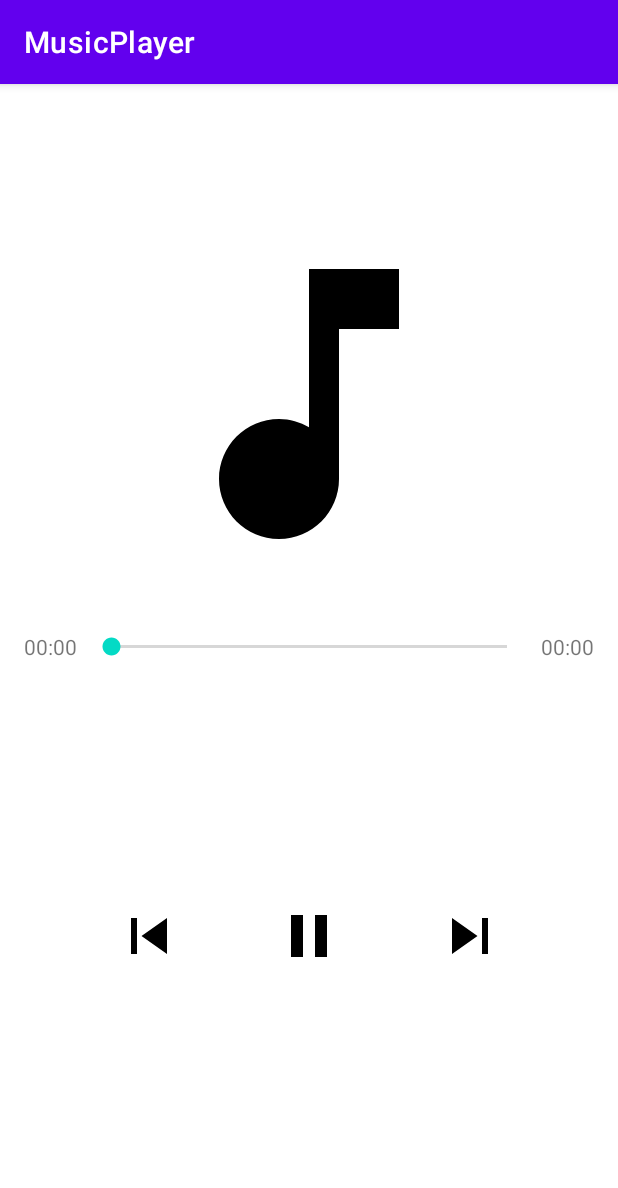
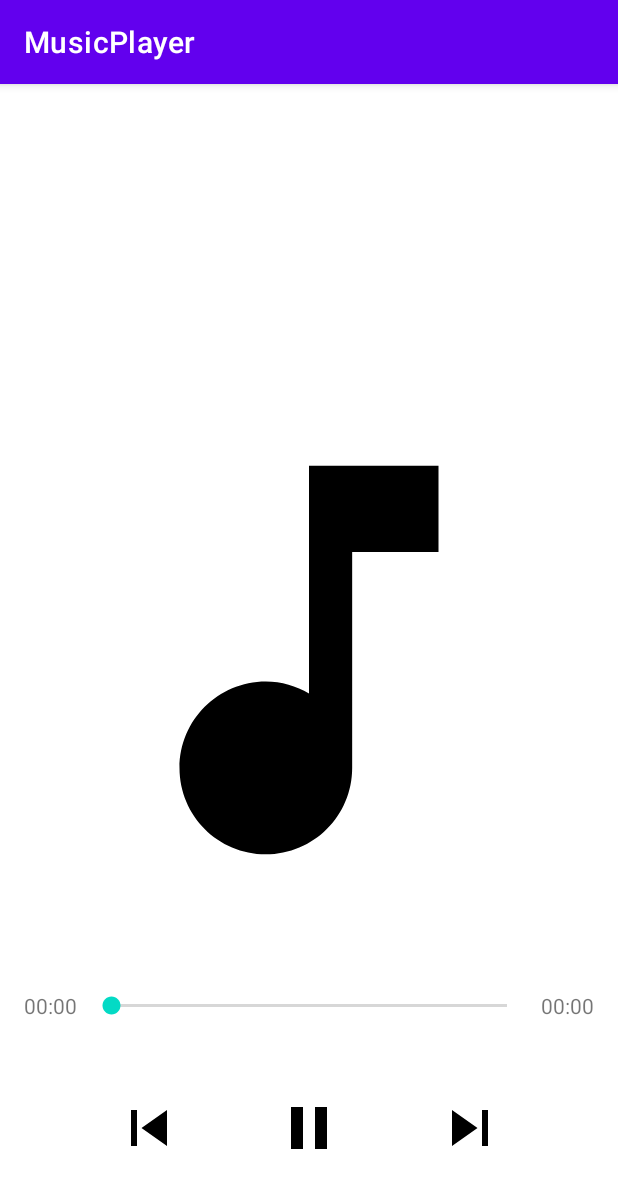
Before and after one commit to JoseCruzMV/MusicPlayer, an Android app: the fragment SongsPlayerFragment placed in its activity, on a phone screen of 412 x 824 dp. Shown: the top 1188 px of the screen. Run offline under Robolectric (Android 15) with nearby library versions, the phone set to English and light mode, and no system bars; 2 statements that could not run were skipped.

Commit message:
Added vertical chain

```diff
--- a/app/src/main/java/com/example/musicplayer/ui/view/SongsPlayerFragment.kt
+++ b/app/src/main/java/com/example/musicplayer/ui/view/SongsPlayerFragment.kt
@@ -4,6 +4,7 @@ import android.os.Bundle
 import android.view.LayoutInflater
 import android.view.View
 import android.view.ViewGroup
+import android.widget.Toast
 import androidx.fragment.app.Fragment
 import androidx.navigation.fragment.navArgs
 import com.example.musicplayer.databinding.SongsPlayerFragmentBinding
@@ -25,7 +26,10 @@ class SongsPlayerFragment : Fragment() {
         super.onViewCreated(view, savedInstanceState)
 
         binding.apply {
-            tvTitle.text = args.song.duration
+            tvPlayerTitle.text = args.song.title
+            ivPrevious.setOnClickListener {
+                Toast.makeText(context, "Here", Toast.LENGTH_SHORT).show()
+            }
         }
     }
 }
--- a/app/src/main/res/layout/songs_player_fragment.xml
+++ b/app/src/main/res/layout/songs_player_fragment.xml
@@ -4,48 +4,53 @@
     xmlns:tools="http://schemas.android.com/tools"
     android:layout_width="match_parent"
     android:layout_height="match_parent"
-    android:padding="16dp">
+    android:paddingHorizontal="16dp">
 
     <TextView
         android:id="@+id/tv_player_title"
         android:layout_width="0dp"
-        android:layout_height="wrap_content"
-        android:layout_marginTop="16dp"
+        android:layout_height="0dp"
         android:ellipsize="marquee"
+        android:gravity="center_vertical"
         android:singleLine="true"
         android:textAppearance="@style/TextAppearance.AppCompat.Display1"
+        app:layout_constraintBottom_toTopOf="@+id/iv_music_icon"
         app:layout_constraintEnd_toEndOf="parent"
+        app:layout_constraintHorizontal_bias="0.5"
         app:layout_constraintStart_toStartOf="parent"
         app:layout_constraintTop_toTopOf="parent"
+        app:layout_constraintVertical_weight="1"
         tools:text="TextView" />
 
     <ImageView
         android:id="@+id/iv_music_icon"
-        android:layout_width="240dp"
-        android:layout_height="240dp"
-        android:layout_marginTop="16dp"
+        android:layout_width="0dp"
+        android:layout_height="0dp"
+        android:adjustViewBounds="true"
+        app:layout_constraintBottom_toTopOf="@+id/tv_current_time"
+        app:layout_constraintDimensionRatio="1.1"
         app:layout_constraintEnd_toEndOf="parent"
         app:layout_constraintStart_toStartOf="parent"
         app:layout_constraintTop_toBottomOf="@+id/tv_player_title"
+        app:layout_constraintVertical_weight="3"
         app:srcCompat="@drawable/ic_music_note" />
 
     <TextView
         android:id="@+id/tv_current_time"
         android:layout_width="0dp"
         android:layout_height="wrap_content"
-        android:layout_marginTop="32dp"
         android:text="00:00"
+        app:layout_constraintBottom_toTopOf="@+id/iv_previous"
         app:layout_constraintEnd_toStartOf="@+id/sb_progress"
         app:layout_constraintHorizontal_chainStyle="spread_inside"
         app:layout_constraintHorizontal_weight="1"
         app:layout_constraintStart_toStartOf="parent"
-        app:layout_constraintTop_toBottomOf="@+id/iv_music_icon"
-        tools:text="00:00" />
+        app:layout_constraintTop_toBottomOf="@+id/iv_music_icon" />
 
     <SeekBar
         android:id="@+id/sb_progress"
         android:layout_width="0dp"
-        android:layout_height="wrap_content"
+        android:layout_height="0dp"
         app:layout_constraintBottom_toBottomOf="@+id/tv_current_time"
         app:layout_constraintEnd_toStartOf="@+id/tv_total_time"
         app:layout_constraintHorizontal_weight="7"
@@ -55,9 +60,9 @@
     <TextView
         android:id="@+id/tv_total_time"
         android:layout_width="0dp"
-        android:layout_height="wrap_content"
+        android:layout_height="0dp"
+        android:gravity="end"
         android:text="00:00"
-        android:gravity="end"
         app:layout_constraintBottom_toBottomOf="@+id/sb_progress"
         app:layout_constraintEnd_toEndOf="parent"
         app:layout_constraintHorizontal_weight="1"
@@ -68,32 +73,29 @@
         android:id="@+id/iv_previous"
         android:layout_width="48dp"
         android:layout_height="48dp"
-        app:layout_constraintBottom_toBottomOf="@+id/iv_pause_play"
+        app:layout_constraintBottom_toBottomOf="parent"
         app:layout_constraintEnd_toStartOf="@+id/iv_pause_play"
-        app:layout_constraintHorizontal_bias="0.5"
         app:layout_constraintStart_toStartOf="parent"
-        app:layout_constraintTop_toTopOf="@+id/iv_pause_play"
+        app:layout_constraintTop_toBottomOf="@+id/tv_current_time"
         app:srcCompat="@drawable/ic_skip_previous" />
 
     <ImageView
         android:id="@+id/iv_pause_play"
         android:layout_width="48dp"
         android:layout_height="48dp"
-        app:layout_constraintBottom_toBottomOf="@+id/iv_next"
+        app:layout_constraintBottom_toBottomOf="@+id/iv_previous"
         app:layout_constraintEnd_toStartOf="@+id/iv_next"
-        app:layout_constraintHorizontal_bias="0.5"
         app:layout_constraintStart_toEndOf="@+id/iv_previous"
-        app:layout_constraintTop_toTopOf="@+id/iv_next"
+        app:layout_constraintTop_toTopOf="@+id/iv_previous"
         app:srcCompat="@drawable/ic_pause" />
 
     <ImageView
         android:id="@+id/iv_next"
         android:layout_width="48dp"
         android:layout_height="48dp"
-        app:layout_constraintBottom_toBottomOf="parent"
+        app:layout_constraintBottom_toBottomOf="@+id/iv_pause_play"
         app:layout_constraintEnd_toEndOf="parent"
-        app:layout_constraintHorizontal_bias="0.5"
         app:layout_constraintStart_toEndOf="@+id/iv_pause_play"
-        app:layout_constraintTop_toBottomOf="@+id/sb_progress"
+        app:layout_constraintTop_toTopOf="@+id/iv_pause_play"
         app:srcCompat="@drawable/ic_skip_next" />
 </androidx.constraintlayout.widget.ConstraintLayout>
```
